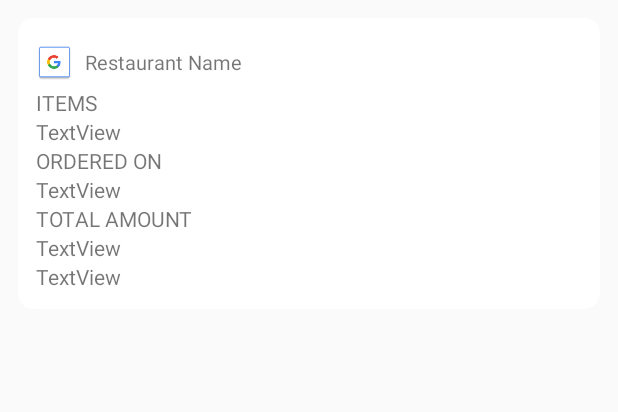
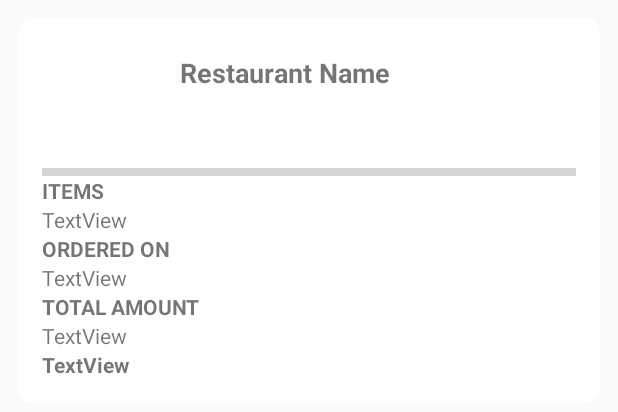
Before and after one commit to avinashbarfa/SymbiOrder, an Android app: the layout myorder_list.xml on its own in the app's theme, with its tools: preview values and no code run, on a phone screen of 412 x 824 dp. Shown: the top 412 px of the screen. Run offline under Robolectric (Android 15) with nearby library versions, the phone set to English and light mode, and no system bars; network calls fail; grey boxes are pictures that could not be loaded.

```diff
--- a/app/src/main/java/com/avinashbarfa/symbiorder/MainActivity.java
+++ b/app/src/main/java/com/avinashbarfa/symbiorder/MainActivity.java
@@ -133,7 +133,9 @@ public class MainActivity extends AppCompatActivity
 
         if (id == R.id.nav_orders) {
             startActivity(new Intent(MainActivity.this,MyOrderActivity.class));
-        } else if (id == R.id.nav_logout) {
+        }else if (id == R.id.nav_share) {
+            startActivity(new Intent(MainActivity.this,AboutUs.class));
+        }else if (id == R.id.nav_logout) {
 
         }
         DrawerLayout drawer = (DrawerLayout) findViewById(R.id.drawer_layout);
--- a/app/src/main/res/layout/content_main.xml
+++ b/app/src/main/res/layout/content_main.xml
@@ -1,6 +1,5 @@
 <?xml version="1.0" encoding="utf-8"?>
-<LinearLayout xmlns:android="http://schemas.android.com/apk/res/android"
-    xmlns:app="http://schemas.android.com/apk/res-auto"
+<LinearLayout xmlns:android="http://schemas.android.com/apk/res/android" xmlns:app="http://schemas.android.com/apk/res-auto"
     xmlns:tools="http://schemas.android.com/tools"
     android:layout_width="match_parent"
     android:layout_height="match_parent"
--- a/app/src/main/res/layout/myorder_list.xml
+++ b/app/src/main/res/layout/myorder_list.xml
@@ -15,9 +15,10 @@
         <LinearLayout
             android:layout_width="match_parent"
             android:layout_height="match_parent"
+            android:layout_margin="4dp"
             android:layout_weight="1"
-            android:padding="12dp"
-            android:orientation="vertical">
+            android:orientation="vertical"
+            android:padding="12dp">
 
             <LinearLayout
                 android:id="@+id/categoryLayout"
@@ -25,29 +26,46 @@
                 android:layout_height="match_parent"
                 android:orientation="horizontal">
 
+                <LinearLayout
+                    android:layout_width="84dp"
+                    android:layout_height="84dp"
+                    android:minWidth="84dp"
+                    android:orientation="vertical">
+
                     <ImageView
                         android:id="@+id/image_restaurant"
                         android:layout_width="wrap_content"
+                        android:layout_height="match_parent"/>
+
+                </LinearLayout>
+
+                <LinearLayout
+                    android:layout_width="wrap_content"
                     android:layout_height="match_parent"
-                    android:layout_weight="0.5"
-                    app:srcCompat="@drawable/common_google_signin_btn_icon_dark" />
+                    android:orientation="vertical">
 
                     <TextView
                         android:id="@+id/txtrestaurantName"
                         android:layout_width="match_parent"
                         android:layout_height="wrap_content"
                         android:layout_margin="8dp"
-                    android:layout_weight="0.5"
                         android:text="Restaurant Name"
-                    android:textSize="13sp" />
+                        android:textSize="18sp"
+                        android:textStyle="bold" />
+                </LinearLayout>
 
             </LinearLayout>
-
+            <ImageView
+                android:layout_width="match_parent"
+                android:layout_height="5dp"
+                android:src="@drawable/dotted"
+                android:layerType="software" />
             <TextView
                 android:id="@+id/itemtxt"
                 android:layout_width="match_parent"
                 android:layout_height="wrap_content"
-                android:text="ITEMS" />
+                android:text="ITEMS"
+                android:textStyle="bold" />
 
             <TextView
                 android:id="@+id/txtItems"
@@ -59,7 +77,8 @@
                 android:id="@+id/ordereontxt"
                 android:layout_width="match_parent"
                 android:layout_height="wrap_content"
-                android:text="ORDERED ON" />
+                android:text="ORDERED ON"
+                android:textStyle="bold" />
 
             <TextView
                 android:id="@+id/txtorderedon"
@@ -71,7 +90,8 @@
                 android:id="@+id/totaltxt"
                 android:layout_width="match_parent"
                 android:layout_height="wrap_content"
-                android:text="TOTAL AMOUNT" />
+                android:text="TOTAL AMOUNT"
+                android:textStyle="bold" />
 
             <TextView
                 android:id="@+id/txttotalamount"
@@ -83,7 +103,8 @@
                 android:id="@+id/txtstatus"
                 android:layout_width="match_parent"
                 android:layout_height="wrap_content"
-                android:text="TextView" />
+                android:text="TextView"
+                android:textStyle="bold" />
 
         </LinearLayout>
 
--- a/app/src/main/res/layout/nav_header_main.xml
+++ b/app/src/main/res/layout/nav_header_main.xml
@@ -14,10 +14,10 @@
 
     <ImageView
         android:id="@+id/imageView"
-        android:layout_width="wrap_content"
-        android:layout_height="wrap_content"
+        android:layout_width="76dp"
+        android:layout_height="76dp"
         android:paddingTop="@dimen/nav_header_vertical_spacing"
-        app:srcCompat="@mipmap/ic_launcher_round" />
+        app:srcCompat="@drawable/ic_account_circle_black_24dp" />
 
     <TextView
         android:layout_width="match_parent"
--- a/app/src/main/res/values/colors.xml
+++ b/app/src/main/res/values/colors.xml
@@ -1,6 +1,6 @@
 <?xml version="1.0" encoding="utf-8"?>
 <resources>
     <color name="colorPrimary">#3F51B5</color>
-    <color name="colorPrimaryDark">#303F9F</color>
+    <color name="colorPrimaryDark">#110B43</color>
     <color name="colorAccent">#FF4081</color>
 </resources>
--- a/app/src/main/res/values/strings.xml
+++ b/app/src/main/res/values/strings.xml
@@ -1,10 +1,12 @@
 <resources>
     <string name="app_name">SymbiOrder</string>
     <string name="MainActivity_Title">Order From</string>
-    <string name="title_activity_main">MainActivity</string>
+    <string name="title_activity_main">Select Restaurant</string>
 
     <string name="navigation_drawer_open">Open navigation drawer</string>
     <string name="navigation_drawer_close">Close navigation drawer</string>
 
     <string name="action_settings">Settings</string>
+    <string name="title_activity_about_us">About Us</string>
+    <string name="title_activity_feed_back">FeedBack</string>
 </resources>
```
Also changed, not shown: app/src/main/AndroidManifest.xml (+11 -2 lines), app/src/main/java/com/avinashbarfa/symbiorder/DataBean/UrlLink.java (+6 -1 lines), app/src/main/java/com/avinashbarfa/symbiorder/OrderActivity.java (+8 -4 lines), app/src/main/res/drawable/ic_menu_camera.xml (deleted, +0 -12 lines), app/src/main/res/drawable/ic_menu_gallery.xml (deleted, +0 -9 lines), app/src/main/res/drawable/ic_menu_send.xml (deleted, +0 -9 lines), app/src/main/res/drawable/ic_menu_slideshow.xml (deleted, +0 -9 lines), app/src/main/res/layout/restaurant_list.xml (+19 -3 lines), app/src/main/res/menu/activity_main_drawer.xml (+5 -9 lines), app/build.gradle (line endings or trailing spaces). Lines whose indentation alone changed are shown as unchanged.
